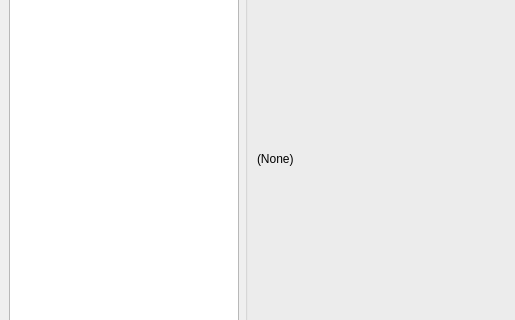
Before: the Qt Designer form gui/main.ui in domischi/IAMS, drawn with Qt 5; both pictures show x 0 to 515 and y 259 to 579 of the 715 by 827 pixel window.
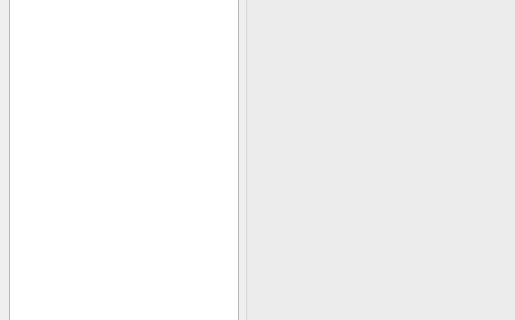
After: the same form once the commit is applied.

Commit message: Better display simulations

```diff
--- a/gui/main.ui
+++ b/gui/main.ui
@@ -25,13 +25,9 @@
         <property name="title">
          <string>Selected Simulation</string>
         </property>
-        <layout class="QHBoxLayout" name="horizontalLayout_3">
+        <layout class="QVBoxLayout" name="verticalLayout_2">
          <item>
-          <widget class="QLabel" name="SelectedSimInfo">
-           <property name="text">
-            <string>(None)</string>
-           </property>
-          </widget>
+          <layout class="QVBoxLayout" name="sim_view_layout"/>
          </item>
         </layout>
        </widget>
```
Left out of the diff: 2 changed lines with no effect on the pictures. The commit also changes 1 other file.
